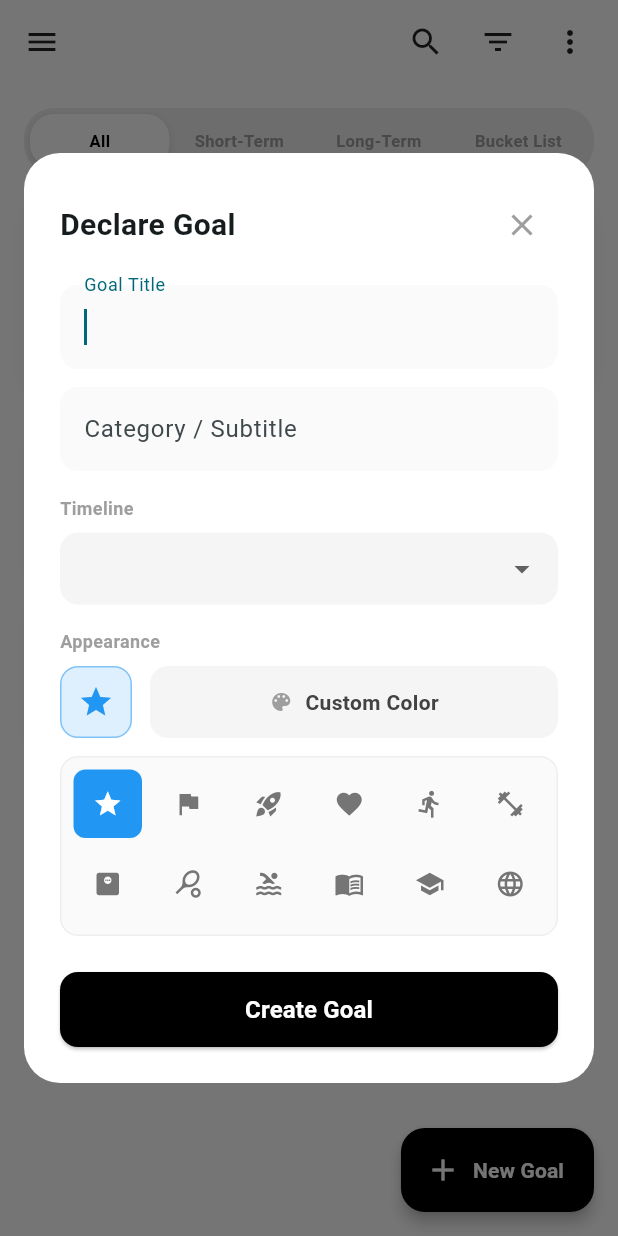
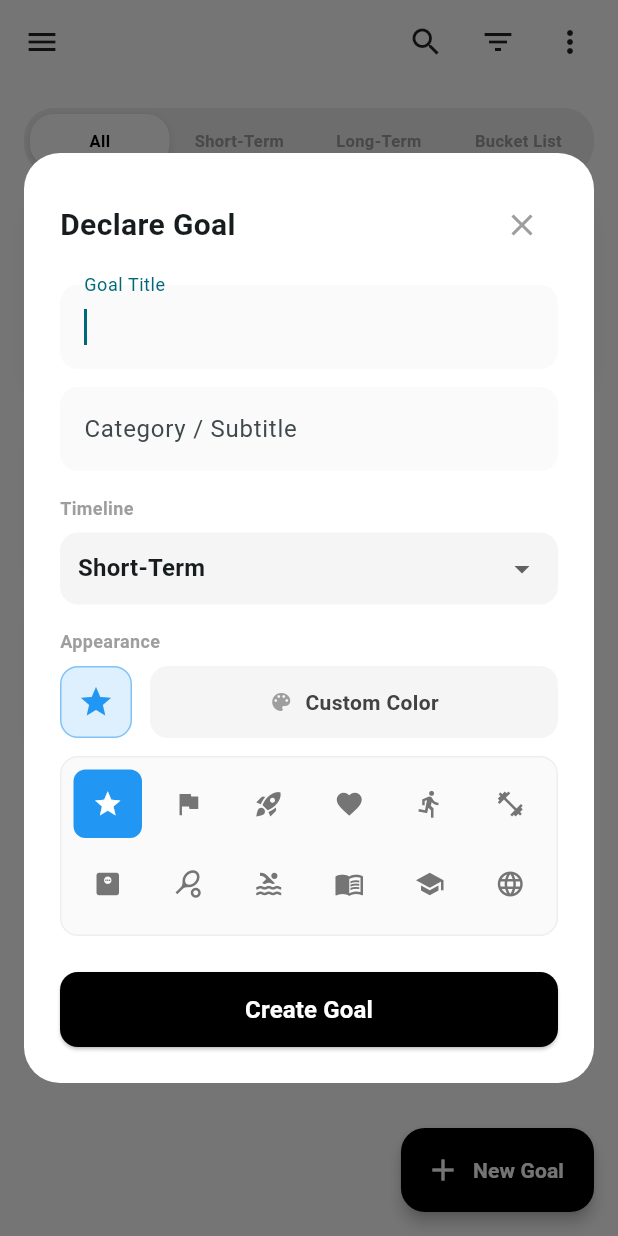
Before and after one commit to unwaverbusiness/unwaver_app, a Flutter app: the GoalOverviewScreen screen opened directly, after a tap on "New Goal", on a phone screen of 412 x 824 dp. Run offline on Flutter 3.47's test engine with Material 3 defaults, Android fonts, the phone set to English and light mode, and no system bars; our stand-ins replace cloud_firestore, firebase_auth, firebase_core, fl_chart, flutter_colorpicker, flutter_dotenv and 5 more; accounts and stored records are empty.

Commit message:
Fixed the issue with the goal overview screen not updating after changes.

```diff
--- a/lib/Screens/Goals/goal_overview_screen.dart
+++ b/lib/Screens/Goals/goal_overview_screen.dart
@@ -337,7 +337,9 @@ class _GoalOverviewScreenState extends State<GoalOverviewScreen> {
   void _showAddGoalDialog() {
     final titleController = TextEditingController();
     final subtitleController = TextEditingController();
-    String selectedType = _selectedGoalType;
+
+    // FIX: Guard against 'All' being passed into the dropdown
+    String selectedType = _selectedGoalType == 'All' ? 'Short-Term' : _selectedGoalType;
     Color selectedColor = Colors.blue;
     IconData selectedIcon = Icons.star;
     DateTime selectedDate = DateTime.now().add(const Duration(days: 30));
@@ -497,7 +499,11 @@ class _GoalOverviewScreenState extends State<GoalOverviewScreen> {
                             "notes": "",
                             "milestones": [],
                           });
-                          _selectedGoalType = selectedType;
+
+                          // Optional: Reset filter to 'All' or the newly created type so the user sees it immediately
+                          if (_selectedGoalType != 'All' && _selectedGoalType != selectedType) {
+                            _selectedGoalType = selectedType;
+                          }
                         });
                         Navigator.pop(ctx);
                       },
```
